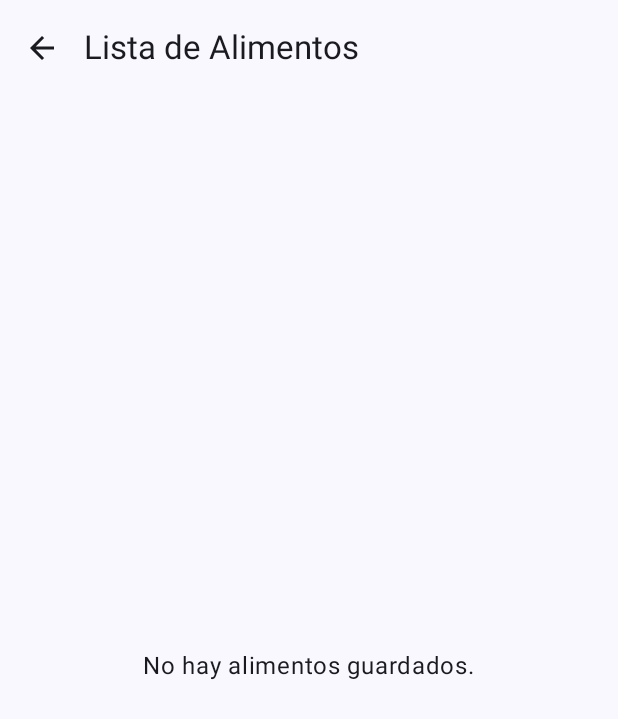
After one commit to eliaskrr0/checkea, an Android app built with Jetpack Compose: the ListFoodScreen screen opened through its navigation route, on a phone screen of 412 x 824 dp. The commit adds this screen. Shown: the top 719 px of the screen. Run offline under Robolectric (Android 15) with nearby library versions, the phone set to English and light mode, and no system bars; our stand-ins replace Room's generated code.

Commit message:
se agregan los botones de agregar y mostrar alimentos

```diff
--- a/app/src/main/java/com/example/chekea/MainActivity.kt
+++ b/app/src/main/java/com/example/chekea/MainActivity.kt
@@ -7,10 +7,16 @@ import androidx.activity.enableEdgeToEdge
 import androidx.compose.foundation.layout.fillMaxSize
 import androidx.compose.foundation.layout.padding
 import androidx.compose.material3.Scaffold
-import androidx.compose.material3.Text
 import androidx.compose.runtime.Composable
 import androidx.compose.ui.Modifier
-import androidx.compose.ui.tooling.preview.Preview
+import androidx.navigation.NavHostController
+import androidx.navigation.compose.NavHost
+import androidx.navigation.compose.composable
+import androidx.navigation.compose.rememberNavController
+import com.example.chekea.navigation.AppDestinations
+import com.example.chekea.ui.screens.AddFoodScreen
+import com.example.chekea.ui.screens.ListFoodScreen
+import com.example.chekea.ui.screens.MainScreen
 import com.example.chekea.ui.theme.ChekeaTheme
 
 class MainActivity : ComponentActivity() {
@@ -18,11 +24,14 @@ class MainActivity : ComponentActivity() {
         super.onCreate(savedInstanceState)
         enableEdgeToEdge()
         setContent {
-            ChekeaTheme {
+            ChekeaTheme { // Un solo ChekeaTheme aquí es suficiente
+                // El NavController se crea aquí para que AppNavigation lo reciba
+                val navController = rememberNavController()
                 Scaffold(modifier = Modifier.fillMaxSize()) { innerPadding ->
-                    Greeting(
-                        name = "Android",
-                        modifier = Modifier.padding(innerPadding)
+                    // Pasamos el navController y el innerPadding a AppNavigation
+                    AppNavigation(
+                        navController = navController,
+                        modifier = Modifier.padding(innerPadding) // Aplicamos el padding del Scaffold principal
                     )
                 }
             }
@@ -31,17 +40,21 @@ class MainActivity : ComponentActivity() {
 }
 
 @Composable
-fun Greeting(name: String, modifier: Modifier = Modifier) {
-    Text(
-        text = "Hello $name!",
-        modifier = modifier
-    )
-}
-
-@Preview(showBackground = true)
-@Composable
-fun GreetingPreview() {
-    ChekeaTheme {
-        Greeting("Android")
+fun AppNavigation(navController: NavHostController, modifier: Modifier = Modifier) {
+    // NavHost ahora usa el modifier que contiene el padding del Scaffold de MainActivity
+    NavHost(
+        navController = navController,
+        startDestination = AppDestinations.MAIN_SCREEN,
+        modifier = modifier // Aplicar el modifier aquí
+    ) {
+        composable(AppDestinations.MAIN_SCREEN) {
+            MainScreen(navController = navController)
+        }
+        composable(AppDestinations.ADD_FOOD_SCREEN) {
+            AddFoodScreen(navController = navController)
+        }
+        composable(AppDestinations.LIST_FOOD_SCREEN) {
+            ListFoodScreen(navController = navController)
+        }
     }
 }
--- /dev/null
+++ b/app/src/main/java/com/example/chekea/data/dao/FoodDAO.kt
@@ -0,0 +1,21 @@
+package com.example.chekea.data.db // O el paquete que elijas
+
+import androidx.room.Dao
+import androidx.room.Insert
+import androidx.room.OnConflictStrategy
+import androidx.room.Query
+import kotlinx.coroutines.flow.Flow // Para observabilidad
+
+@Dao
+interface FoodDAO {
+
+	@Insert(onConflict = OnConflictStrategy.IGNORE) // Si hay conflicto de ID, ignora la inserción
+	suspend fun insertFood(foodItem: FoodItem) // `suspend` para operaciones asíncronas
+
+	@Query("SELECT * FROM food_items ORDER BY name ASC")
+	fun getAllFoodItems(): Flow<List<FoodItem>> // Flow para observar cambios en los datos
+
+	@Query("SELECT * FROM food_items WHERE name = :name")
+	suspend fun getFoodItemByName(name: String): FoodItem?
+
+}
--- /dev/null
+++ b/app/src/main/java/com/example/chekea/data/db/AppDatabase.kt
@@ -0,0 +1,34 @@
+package com.example.chekea.data.db
+
+import android.content.Context
+import androidx.room.Database
+import androidx.room.Room
+import androidx.room.RoomDatabase
+
+@Database(entities = [FoodItem::class], version = 1, exportSchema = false) // Define entidades y versión
+abstract class AppDatabase : RoomDatabase() {
+
+	abstract fun foodDAO(): FoodDAO // Room implementará esto
+
+	companion object {
+		@Volatile // Asegura que el valor de INSTANCE sea siempre actualizado y visible para todos los hilos
+		private var INSTANCE: AppDatabase? = null
+
+		fun getDatabase(context: Context): AppDatabase {
+			// Si INSTANCE no es nulo, devuélvelo,
+			// si es nulo, entonces crea la base de datos
+			return INSTANCE ?: synchronized(this) {
+				val instance = Room.databaseBuilder(
+					context.applicationContext,
+					AppDatabase::class.java,
+					"food_database" // Nombre del archivo de la base de datos
+				)
+					.fallbackToDestructiveMigration() // Estrategia de migración simple para desarrollo
+					.build()
+				INSTANCE = instance
+				// return instance
+				instance
+			}
+		}
+	}
+}
--- /dev/null
+++ b/app/src/main/java/com/example/chekea/data/repository/FoodRepository.kt
@@ -0,0 +1,18 @@
+package com.example.chekea.data.repository // O el paquete que elijas
+
+import com.example.chekea.data.db.FoodDAO
+import com.example.chekea.data.db.FoodItem
+import kotlinx.coroutines.flow.Flow
+
+class FoodRepository(private val foodDAO: FoodDAO) {
+
+	val allFoodItemsStream: Flow<List<FoodItem>> = foodDAO.getAllFoodItems()
+
+	suspend fun insert(foodItem: FoodItem) {
+		foodDAO.insertFood(foodItem)
+	}
+
+	suspend fun getFoodItemByName(name: String): FoodItem? {
+		return foodDAO.getFoodItemByName(name);
+	}
+}
--- /dev/null
+++ b/app/src/main/java/com/example/chekea/ui/screens/MainScreen.kt
@@ -0,0 +1,52 @@
+package com.example.chekea.ui.screens
+
+import androidx.compose.foundation.layout.Arrangement
+import androidx.compose.foundation.layout.Column
+import androidx.compose.foundation.layout.Spacer
+import androidx.compose.foundation.layout.fillMaxSize
+import androidx.compose.foundation.layout.height
+import androidx.compose.foundation.layout.padding
+import androidx.compose.material3.Button
+import androidx.compose.material3.Text
+import androidx.compose.runtime.Composable
+import androidx.compose.ui.Alignment
+import androidx.compose.ui.Modifier
+import androidx.compose.ui.tooling.preview.Preview
+import androidx.compose.ui.unit.dp
+import androidx.navigation.NavController
+import androidx.navigation.compose.rememberNavController
+import com.example.chekea.navigation.AppDestinations
+import com.example.chekea.ui.theme.ChekeaTheme
+
+@Composable
+fun MainScreen(navController: NavController, modifier: Modifier = Modifier) {
+	Column (
+		modifier = modifier
+			.fillMaxSize()
+			.padding(16.dp),
+		verticalArrangement = Arrangement.Center,
+		horizontalAlignment = Alignment.CenterHorizontally
+	) {
+		Button(onClick = {
+			navController.navigate(AppDestinations.ADD_FOOD_SCREEN)
+		}) {
+			Text("Agregar alimento")
+		}
+
+		Spacer(modifier = Modifier.height(16.dp))
+
+		Button(onClick = {
+			navController.navigate(AppDestinations.LIST_FOOD_SCREEN)
+		}) {
+			Text("Mostrar alimentos")
+		}
+	}
+}
+
+@Preview(showBackground = true)
+@Composable
+fun MainScreenPreview() {
+	ChekeaTheme {
+		MainScreen(navController = rememberNavController())
+	}
+}
--- /dev/null
+++ b/app/src/main/java/com/example/chekea/ui/viewmodel/FoodItemViewModel.kt
@@ -0,0 +1,48 @@
+package com.example.chekea.ui.viewmodel
+
+import android.app.Application
+import androidx.lifecycle.AndroidViewModel
+import androidx.lifecycle.viewModelScope
+import com.example.chekea.data.db.AppDatabase
+import com.example.chekea.data.db.FoodItem
+import com.example.chekea.data.repository.FoodRepository
+import kotlinx.coroutines.Dispatchers
+import kotlinx.coroutines.flow.SharingStarted
+import kotlinx.coroutines.flow.StateFlow
+import kotlinx.coroutines.flow.map
+import kotlinx.coroutines.flow.stateIn
+import kotlinx.coroutines.launch
+
+data class FoodListUIState (
+	val itemList: List<FoodItem> = listOf(),
+	val isLoading: Boolean = false
+)
+
+class FoodItemViewModel(application: Application) : AndroidViewModel(application) {
+
+	private val repository: FoodRepository
+	val foodListUIState: StateFlow<FoodListUIState>
+
+	init {
+		val foodDAO = AppDatabase.getDatabase(application).foodDAO()
+		repository = FoodRepository(foodDAO)
+
+		foodListUIState = repository.allFoodItemsStream
+			.map { items -> FoodListUIState(itemList = items, isLoading = false) }
+			.stateIn(
+				scope = viewModelScope,
+				started = SharingStarted.WhileSubscribed(5000L),
+				initialValue = FoodListUIState(isLoading = true)
+			)
+	}
+
+	/**
+	 * Lanza una nueva corrutina para insertar datos de forma no bloqueante
+	 */
+	fun insert(foodName: String) = viewModelScope.launch(Dispatchers.IO) {
+		if (foodName.isNotBlank()) {
+			val newFood = FoodItem(name = foodName)
+			repository.insert(newFood)
+		}
+	}
+}
```
Also changed, not shown: app/build.gradle.kts (+28 -0 lines), app/src/main/java/com/example/chekea/data/model/FoodItem.kt (added, +11 -0 lines), app/src/main/java/com/example/chekea/navigation/AppDestinations.kt (added, +7 -0 lines), app/src/main/java/com/example/chekea/ui/screens/AddFoodScreen.kt (added, +175 -0 lines), app/src/main/java/com/example/chekea/ui/screens/ListFoodScreen.kt (added, +210 -0 lines), gradle/libs.versions.toml (+26 -1 lines).
